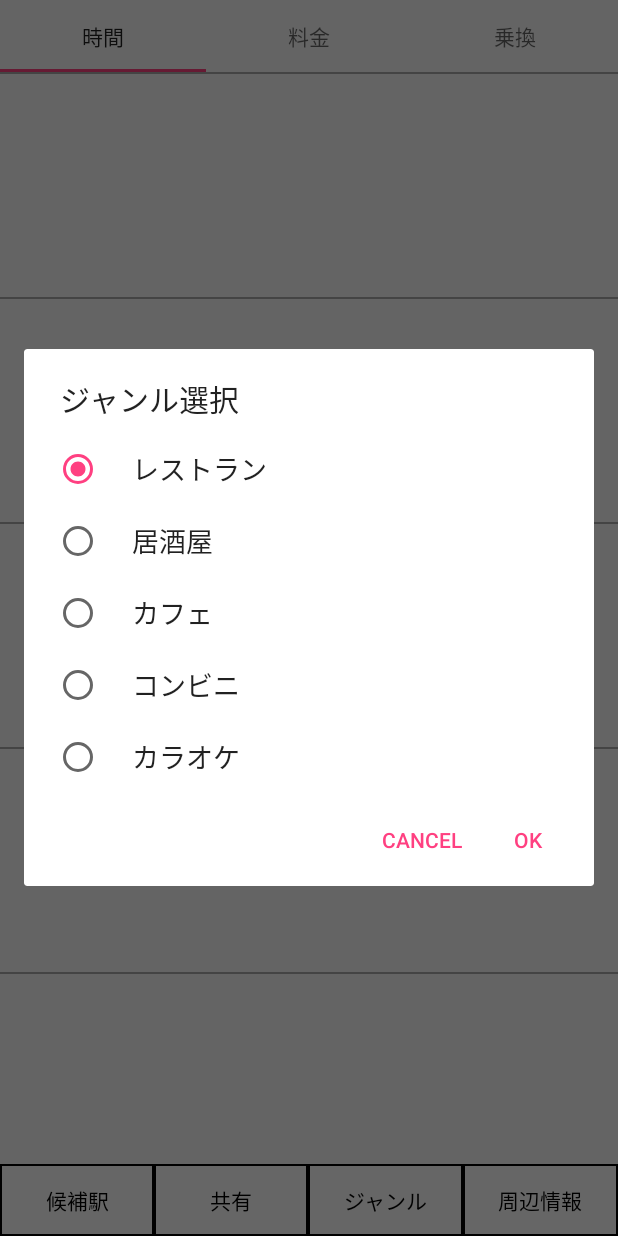
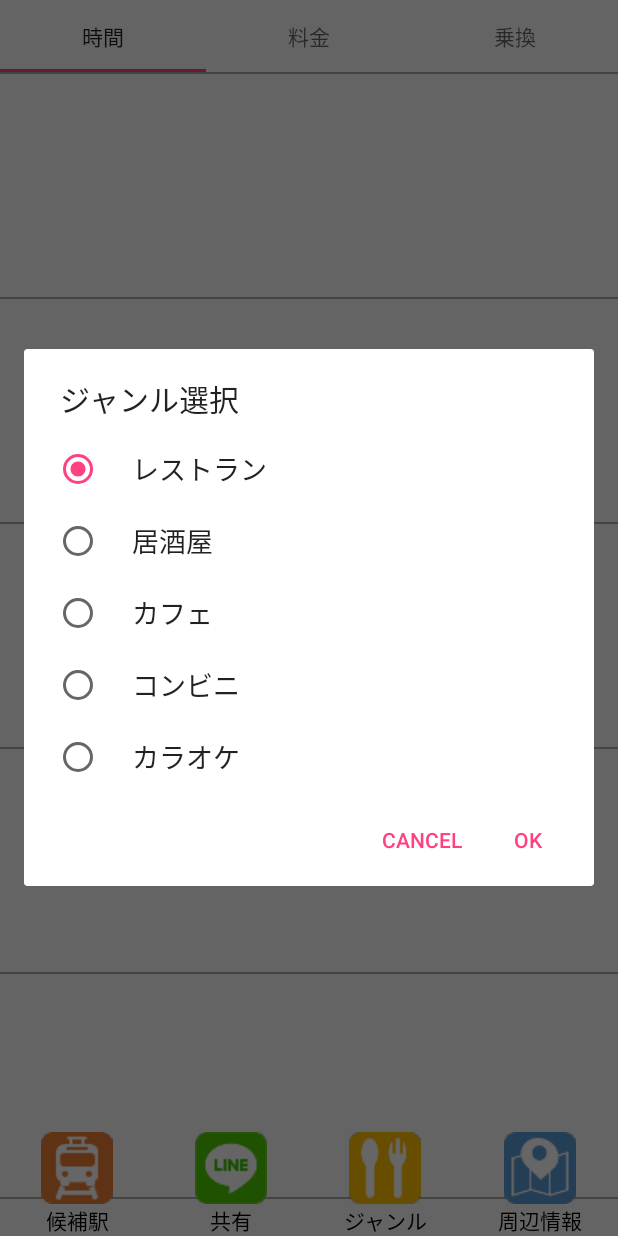
Before and after one commit to Coki628/AutoCompleteTest2, an Android app: the RouteActivity screen opened directly, with no data from a screen before it, after a tap on "ジャンル", on a phone screen of 412 x 824 dp. Run offline under Robolectric (Android 15) with nearby library versions, the phone set to English and light mode, and no system bars; 2 other taps on this screen came first.

Commit message:
20171124 ・各ボタンをアプリ用アイコンに変更

```diff
--- a/app/src/main/res/drawable/border.xml
+++ b/app/src/main/res/drawable/border.xml
@@ -3,10 +3,10 @@
 <shape xmlns:android="http://schemas.android.com/apk/res/android"
     android:shape="rectangle" >
     <!-- 枠線は黒 -->
-    <stroke
-        android:width="1dp"
-        android:color="@android:color/black" />
-    <!-- 塗りつぶしは白 -->
+    <!--<stroke-->
+        <!--android:width="1dp"-->
+        <!--android:color="@android:color/black" />-->
+    <!-- 塗りつぶしは白→透明 -->
     <solid
-        android:color="@android:color/white" />
+        android:color="#00ffffff" />
 </shape>
--- a/app/src/main/res/layout/adapter_list_view.xml
+++ b/app/src/main/res/layout/adapter_list_view.xml
@@ -36,11 +36,13 @@
         <Button
             android:id="@+id/button12"
             android:text="@string/kyoyu"
+            android:drawableLeft="@drawable/kyoyu"
             style="@style/verticalBarButton" />
 
         <Button
             android:id="@+id/button13"
             android:text="@string/shuhen"
+            android:drawableLeft="@drawable/shuhen_joho"
             style="@style/verticalBarButton" />
 
     </LinearLayout>
--- a/app/src/main/res/layout/footer_activity_maps.xml
+++ b/app/src/main/res/layout/footer_activity_maps.xml
@@ -11,24 +11,28 @@
         android:id="@+id/button_suggested"
         android:onClick="callSuggestedStations"
         android:text="@string/koho_eki"
+        android:drawableTop="@drawable/koho_eki"
         style="@style/horizontalBarButton" />
 
     <Button
         android:id="@+id/button_share"
         android:onClick="callLINE"
         android:text="@string/kyoyu"
+        android:drawableTop="@drawable/kyoyu"
         style="@style/horizontalBarButton" />
 
     <Button
         android:id="@+id/button_route"
         android:onClick="callRoute"
         android:text="@string/route"
+        android:drawableTop="@drawable/route"
         style="@style/horizontalBarButton" />
 
     <Button
         android:id="@+id/button_genre"
         android:onClick="callGenre"
         android:text="@string/genre"
+        android:drawableTop="@drawable/genre"
         style="@style/horizontalBarButton" />
 
 </LinearLayout>
--- a/app/src/main/res/layout/footer_activity_result.xml
+++ b/app/src/main/res/layout/footer_activity_result.xml
@@ -11,24 +11,28 @@
         android:id="@+id/button_suggested"
         android:onClick="callSuggestedStations"
         android:text="@string/koho_eki"
+        android:drawableTop="@drawable/koho_eki"
         style="@style/horizontalBarButton" />
 
     <Button
         android:id="@+id/button_share"
         android:onClick="callLINE"
         android:text="@string/kyoyu"
+        android:drawableTop="@drawable/kyoyu"
         style="@style/horizontalBarButton" />
 
     <Button
         android:id="@+id/button_route"
         android:onClick="callRoute"
         android:text="@string/route"
+        android:drawableTop="@drawable/route"
         style="@style/horizontalBarButton" />
 
     <Button
         android:id="@+id/button_map_info"
         android:onClick="callMapInfo"
         android:text="@string/shuhen_joho"
+        android:drawableTop="@drawable/shuhen_joho"
         style="@style/horizontalBarButton" />
 
 </LinearLayout>
--- a/app/src/main/res/layout/footer_activity_route.xml
+++ b/app/src/main/res/layout/footer_activity_route.xml
@@ -11,24 +11,28 @@
         android:id="@+id/button_suggested"
         android:onClick="callSuggestedStations"
         android:text="@string/koho_eki"
+        android:drawableTop="@drawable/koho_eki"
         style="@style/horizontalBarButton" />
 
     <Button
         android:id="@+id/button_share"
         android:onClick="callLINE"
         android:text="@string/kyoyu"
+        android:drawableTop="@drawable/kyoyu"
         style="@style/horizontalBarButton" />
 
     <Button
         android:id="@+id/button_genre"
         android:onClick="callGenre"
         android:text="@string/genre"
+        android:drawableTop="@drawable/genre"
         style="@style/horizontalBarButton" />
 
     <Button
         android:id="@+id/button_map_info"
         android:onClick="callMapInfo"
         android:text="@string/shuhen_joho"
+        android:drawableTop="@drawable/shuhen_joho"
         style="@style/horizontalBarButton" />
 
 </LinearLayout>
```
Also changed, not shown: app/src/main/res/drawable/genre.png (added), app/src/main/res/drawable/koho_eki.png (added), app/src/main/res/drawable/kyoyu.png (added), app/src/main/res/drawable/route.png (added), app/src/main/res/drawable/shuhen_joho.png (added), app/src/main/res/drawable/train2.png (added).
